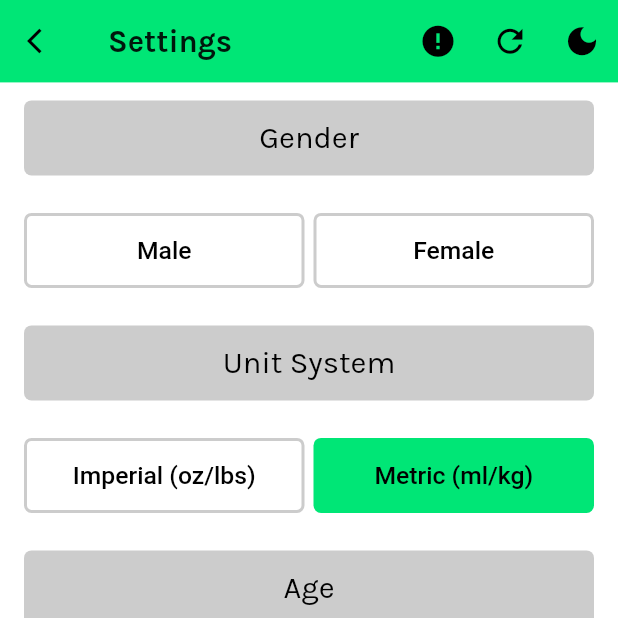
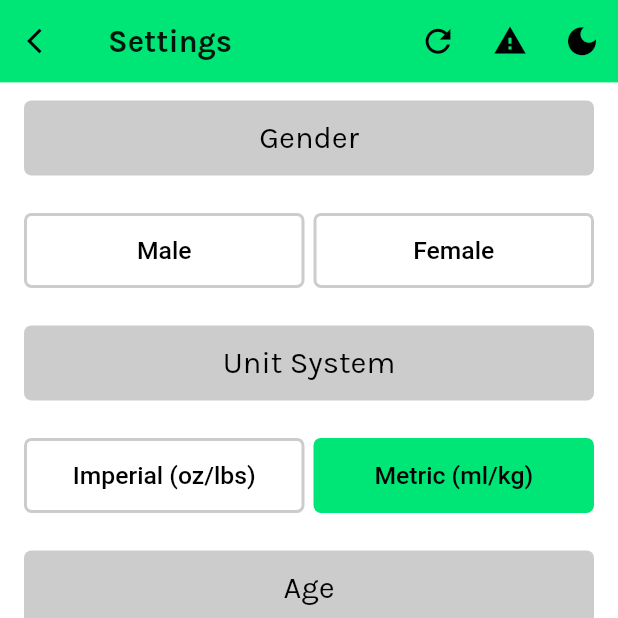
Before and after one commit to rahulg221/party_pal_, a Flutter app: the MySettingsPage screen opened directly, after a tap on "Metric (ml/kg)", on a phone screen of 412 x 824 dp, the top half of it. Run offline on Flutter 3.47's test engine with Material 2 defaults, Android fonts, the phone set to English and light mode, and no system bars; our stand-ins replace flutter_riverpod, shared_preferences, sqflite; missing offline and left inert: activity_ring, flutter_sms; accounts and stored records are empty.

Commit message:
Add files via upload

```diff
--- a/lib/screens/settings.dart
+++ b/lib/screens/settings.dart
@@ -542,9 +542,18 @@ class _MySettingsPageState extends ConsumerState<MySettingsPage> {
         actions: [
           IconButton(
             icon: const Icon(
-              Icons.error,
+              Icons.refresh,
             ),
             iconSize: 25,
+            onPressed: () {
+              resetInfo();
+            },
+          ),
+          IconButton(
+            icon: const Icon(
+              Icons.warning,
+            ),
+            iconSize: 23,
             onPressed: () {
               Navigator.push(
                 context,
@@ -552,15 +561,6 @@ class _MySettingsPageState extends ConsumerState<MySettingsPage> {
                   builder: (context) => DisclaimerDialog(),
                 ),
               );
-            },
-          ),
-          IconButton(
-            icon: const Icon(
-              Icons.refresh,
-            ),
-            iconSize: 25,
-            onPressed: () {
-              resetInfo();
             },
           ),
           IconButton(
```
